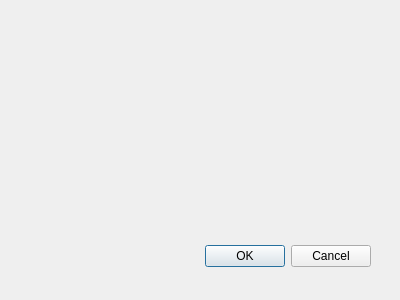
Old version of the form pdfmanager.ui in the repository Rolisteam/rolisteam.
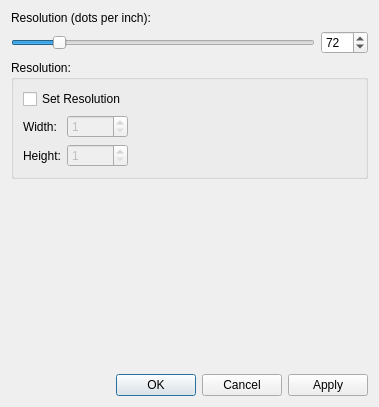
New version of the form.

The edit to the form file:
```diff
--- a/pdfmanager.ui
+++ b/pdfmanager.ui
@@ -8,29 +8,182 @@
    <rect>
     <x>0</x>
     <y>0</y>
-    <width>400</width>
-    <height>300</height>
+    <width>379</width>
+    <height>407</height>
    </rect>
   </property>
   <property name="windowTitle">
    <string>Dialog</string>
   </property>
-  <widget class="QDialogButtonBox" name="buttonBox">
-   <property name="geometry">
-    <rect>
-     <x>30</x>
-     <y>240</y>
-     <width>341</width>
-     <height>32</height>
-    </rect>
-   </property>
-   <property name="orientation">
-    <enum>Qt::Horizontal</enum>
-   </property>
-   <property name="standardButtons">
-    <set>QDialogButtonBox::Cancel|QDialogButtonBox::Ok</set>
-   </property>
-  </widget>
+  <layout class="QVBoxLayout" name="verticalLayout_2">
+   <item>
+    <widget class="QLabel" name="label">
+     <property name="text">
+      <string>Resolution (dots per inch):</string>
+     </property>
+    </widget>
+   </item>
+   <item>
+    <layout class="QHBoxLayout" name="horizontalLayout">
+     <item>
+      <widget class="QSlider" name="horizontalSlider">
+       <property name="minimum">
+        <number>1</number>
+       </property>
+       <property name="maximum">
+        <number>500</number>
+       </property>
+       <property name="sliderPosition">
+        <number>72</number>
+       </property>
+       <property name="orientation">
+        <enum>Qt::Horizontal</enum>
+       </property>
+      </widget>
+     </item>
+     <item>
+      <widget class="QSpinBox" name="spinBox">
+       <property name="maximum">
+        <number>500</number>
+       </property>
+       <property name="value">
+        <number>72</number>
+       </property>
+      </widget>
+     </item>
+    </layout>
+   </item>
+   <item>
+    <widget class="QGroupBox" name="groupBox">
+     <property name="title">
+      <string>Resolution:</string>
+     </property>
+     <layout class="QVBoxLayout" name="verticalLayout">
+      <item>
+       <layout class="QHBoxLayout" name="horizontalLayout_2">
+        <item>
+         <widget class="QCheckBox" name="m_resolutionCheck">
+          <property name="text">
+           <string>Set Resolution</string>
+          </property>
+         </widget>
+        </item>
+        <item>
+         <spacer name="horizontalSpacer_3">
+          <property name="orientation">
+           <enum>Qt::Horizontal</enum>
+          </property>
+          <property name="sizeHint" stdset="0">
+           <size>
+            <width>40</width>
+            <height>20</height>
+           </size>
+          </property>
+         </spacer>
+        </item>
+       </layout>
+      </item>
+      <item>
+       <layout class="QHBoxLayout" name="horizontalLayout_3">
+        <item>
+         <widget class="QLabel" name="label_2">
+          <property name="text">
+           <string>Width: </string>
+          </property>
+         </widget>
+        </item>
+        <item>
+         <widget class="QSpinBox" name="m_widthBox">
+          <property name="enabled">
+           <bool>false</bool>
+          </property>
+          <property name="minimum">
+           <number>1</number>
+          </property>
+          <property name="maximum">
+           <number>10000</number>
+          </property>
+         </widget>
+        </item>
+        <item>
+         <spacer name="horizontalSpacer">
+          <property name="orientation">
+           <enum>Qt::Horizontal</enum>
+          </property>
+          <property name="sizeHint" stdset="0">
+           <size>
+            <width>40</width>
+            <height>20</height>
+           </size>
+          </property>
+         </spacer>
+        </item>
+       </layout>
+      </item>
+      <item>
+       <layout class="QHBoxLayout" name="horizontalLayout_4">
+        <item>
+         <widget class="QLabel" name="label_3">
+          <property name="text">
+           <string>Height:</string>
+          </property>
+         </widget>
+        </item>
+        <item>
+         <widget class="QSpinBox" name="m_heightBox">
+          <property name="enabled">
+           <bool>false</bool>
+          </property>
+          <property name="minimum">
+           <number>1</number>
+          </property>
+          <property name="maximum">
+           <number>10000</number>
+          </property>
+         </widget>
+        </item>
+        <item>
+         <spacer name="horizontalSpacer_2">
+          <property name="orientation">
+           <enum>Qt::Horizontal</enum>
+          </property>
+          <property name="sizeHint" stdset="0">
+           <size>
+            <width>40</width>
+            <height>20</height>
+           </size>
+          </property>
+         </spacer>
+        </item>
+       </layout>
+      </item>
+     </layout>
+    </widget>
+   </item>
+   <item>
+    <spacer name="verticalSpacer">
+     <property name="orientation">
+      <enum>Qt::Vertical</enum>
+     </property>
+     <property name="sizeHint" stdset="0">
+      <size>
+       <width>20</width>
+       <height>40</height>
+      </size>
+     </property>
+    </spacer>
+   </item>
+   <item>
+    <widget class="QDialogButtonBox" name="buttonBox">
+     <property name="orientation">
+      <enum>Qt::Horizontal</enum>
+     </property>
+     <property name="standardButtons">
+      <set>QDialogButtonBox::Apply|QDialogButtonBox::Cancel|QDialogButtonBox::Ok</set>
+     </property>
+    </widget>
+   </item>
+  </layout>
  </widget>
  <pixmapfunction/>
  <resources/>
```
Left out of the diff: 81 changed lines with no effect on the pictures.
